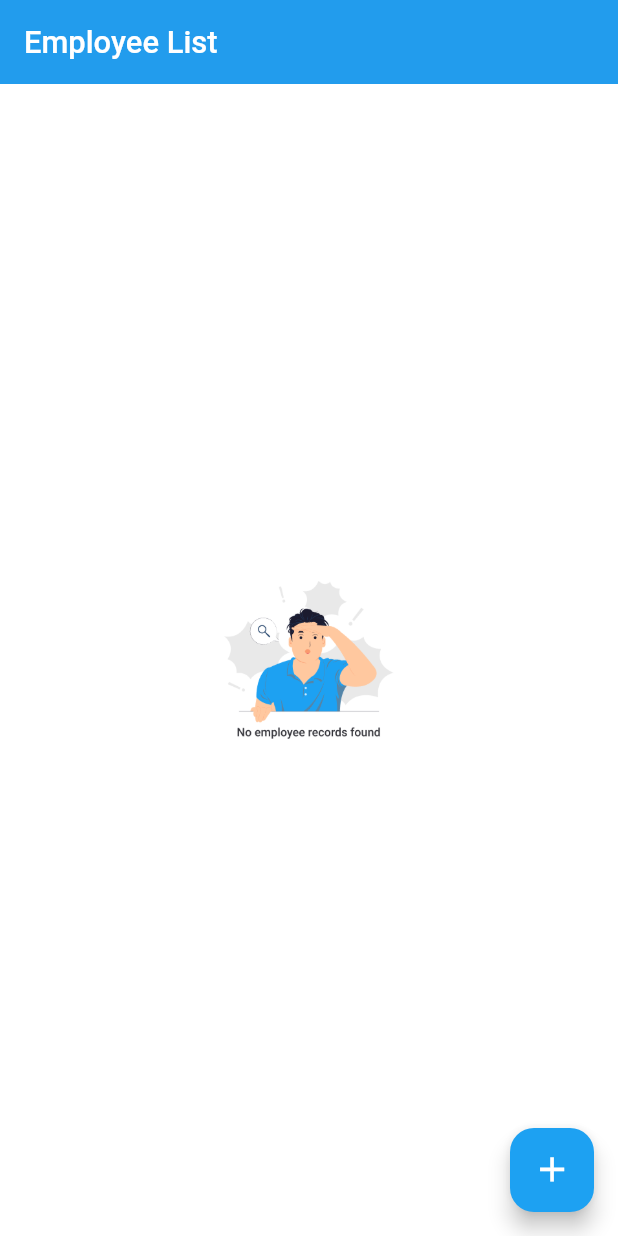
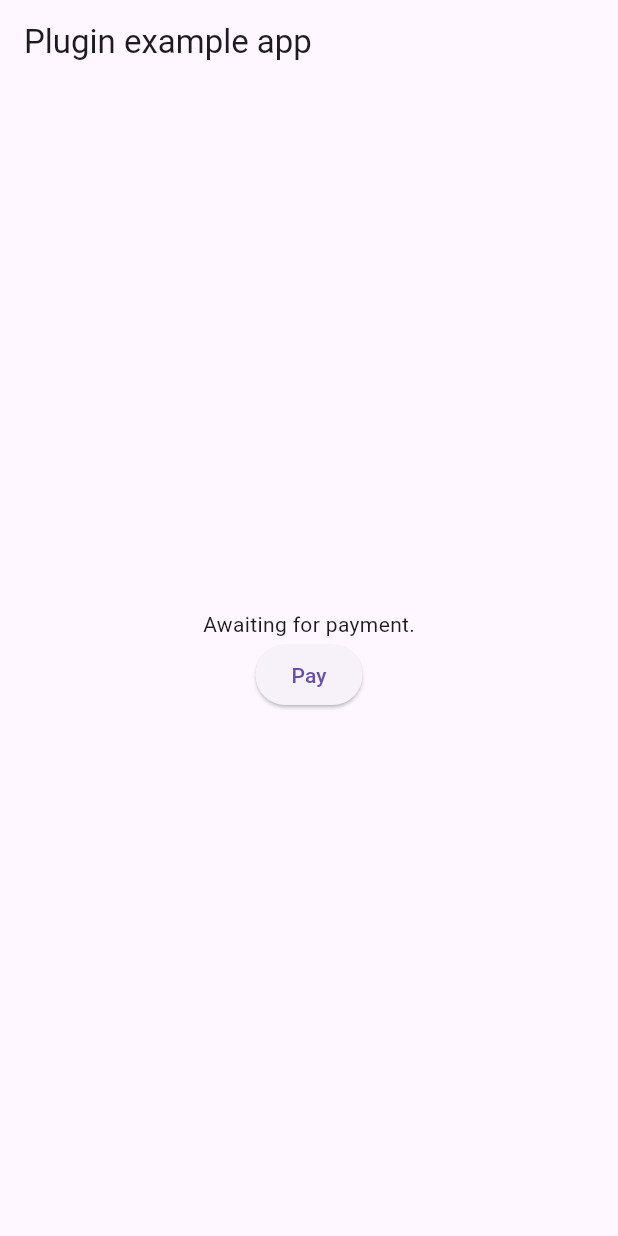
Before and after one commit to JayVayuzMOSL/Flutter_Work_Track, a Flutter app: the screen it shows after launch, on a phone screen of 412 x 824 dp. Run offline on Flutter 3.47's test engine with Material 3 defaults, Android fonts, the phone set to English and light mode, and no system bars; our stand-ins replace bloc, equatable, flutter_bloc, flutter_screenutil, get_it, google_fonts and 2 more; missing offline and left inert: eghlflutter; accounts and stored records are empty.

Commit message:
changes done

```diff
--- a/lib/main.dart
+++ b/lib/main.dart
@@ -1,14 +1,90 @@
 import 'package:flutter/material.dart';
-import 'package:flutter_work_track/app.dart';
-import 'package:flutter_work_track/service_locator.dart';
-import 'package:hive_flutter/hive_flutter.dart';
 
-void main() async {
-  WidgetsFlutterBinding.ensureInitialized();
+import 'package:eghlflutter/eghlflutter.dart';
 
-  await Hive.initFlutter();
+void main() {
+  runApp(const MyApp());
+}
 
-  await setupLocator();
+class MyApp extends StatefulWidget {
+  const MyApp({super.key});
 
-  runApp(const WorkTrackApp());
+  @override
+  State<MyApp> createState() => _MyAppState();
 }
+
+class _MyAppState extends State<MyApp> {
+  String _eghlPaymentResult = 'Awaiting for payment.';
+
+  @override
+  void initState() {
+    super.initState();
+  }
+
+  // ignore: non_constant_identifier_names
+  void _Pay(BuildContext context) async {
+    String result = '';
+    String paymentId = 'SIT${DateTime.now().millisecondsSinceEpoch}';
+
+    try {
+      Map<String, dynamic> payment = {
+        'TransactionType': 'SALE',
+        'Amount': '1.00',
+        'CurrencyCode': 'MYR',
+        'PaymentId': paymentId,
+        'OrderNumber': paymentId,
+        'PaymentDesc': 'Testing Payment',
+        'PymtMethod': 'ANY',
+        'CustName': 'somebody',
+        'CustEmail': 'somebody@someone.com',
+        'CustPhone': '0123456789',
+        'MerchantReturnURL': 'SDK',
+        'MerchantCallBackURL': 'SDK',
+        'ServiceId': 'XSC',
+        'Password': 'xsc12345',
+        'LanguageCode': 'EN',
+        'PageTimeout': '600',
+        'PaymentGateway': true,
+        'EnableCardPage': false,
+        'TriggerReturnURL': false,
+        'WebViewZoom': false,
+        'NumOfRequery': 12,
+        'ForceClosePayment': true,
+        'Loggable': true,
+      };
+
+      result = await Eghlflutter.executePayment(payment);
+    } catch (e) {
+      // result = e.message;
+    }
+
+    setState(() {
+      _eghlPaymentResult = result;
+    });
+  }
+
+  @override
+  Widget build(BuildContext context) {
+    return MaterialApp(
+      home: Scaffold(
+        appBar: AppBar(
+          title: const Text('Plugin example app'),
+        ),
+        body: Center(
+          child: Column(
+            mainAxisAlignment: MainAxisAlignment.center,
+            children: [
+              Text(_eghlPaymentResult),
+              ElevatedButton(
+                child: const Text("Pay"),
+                onPressed: () {
+                  _Pay(context);
+                },
+              ),
+            ],
+          ),
+        ),
+      ),
+    );
+  }
+}
--- a/pubspec.yaml
+++ b/pubspec.yaml
@@ -41,6 +41,7 @@ dependencies:
   get_it: ^8.0.3
   intl:
   hive_flutter: ^1.1.0
+  eghlflutter: ^1.3.5
   google_fonts: ^6.2.1
   table_calendar: ^3.2.0
   flutter_screenutil: ^5.9.3
```
Also changed, not shown: pubspec.lock, 2 other files.
